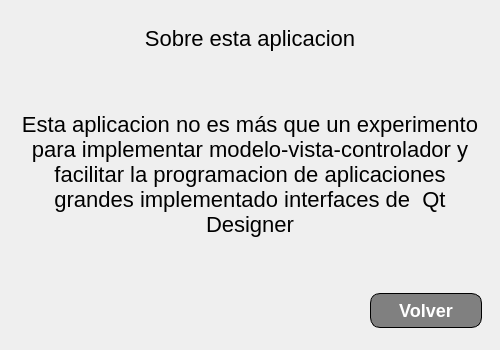
JuanLoaiza007/Proyecto-1-ADA-II, file views/vista_sobre_nosotros.ui: the form before one commit.
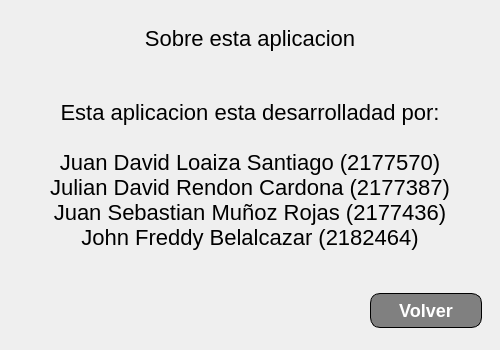
The form after the commit.

Commit message: vista_sobre_nosotros updated

Diff of the .ui file:
```diff
--- a/views/vista_sobre_nosotros.ui
+++ b/views/vista_sobre_nosotros.ui
@@ -506,7 +506,12 @@
        <item row="0" column="0">
         <widget class="QLabel" name="lbl_cuerpo">
          <property name="text">
-          <string>Esta aplicacion no es más que un experimento para implementar modelo-vista-controlador y facilitar la programacion de aplicaciones grandes implementado interfaces de  Qt Designer</string>
+          <string>Esta aplicacion esta desarrolladad por:
+
+Juan David Loaiza Santiago (2177570)
+Julian David Rendon Cardona (2177387)
+Juan Sebastian Muñoz Rojas (2177436)
+John Freddy Belalcazar (2182464)</string>
          </property>
          <property name="alignment">
           <set>Qt::AlignCenter</set>
```
Left out of the diff: 2 changed lines with no effect on the pictures. The commit also changes 1 other file.
